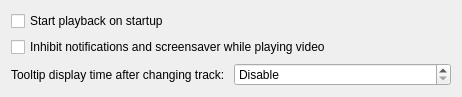
Emdek/plasmoid-mini-player, file applet/ui/general.ui: the form before one commit.
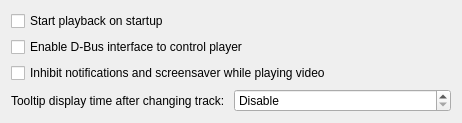
The form after the commit.

Commit message: Readd option to disable DBus interface and keep it disabled by default

```diff
--- a/applet/ui/general.ui
+++ b/applet/ui/general.ui
@@ -7,7 +7,7 @@
     <x>0</x>
     <y>0</y>
     <width>462</width>
-    <height>91</height>
+    <height>116</height>
    </rect>
   </property>
   <property name="windowTitle">
@@ -21,6 +21,13 @@
      </property>
     </widget>
    </item>
+   <item>
+    <widget class="QCheckBox" name="dbusCheckBox">
+     <property name="text">
+      <string>Enable D-Bus interface to control player</string>
+     </property>
+    </widget>
+   </item>
    <item>
     <widget class="QCheckBox" name="inhibitNotificationsCheckBox">
      <property name="text">
```
The commit also changes 2 other files.
